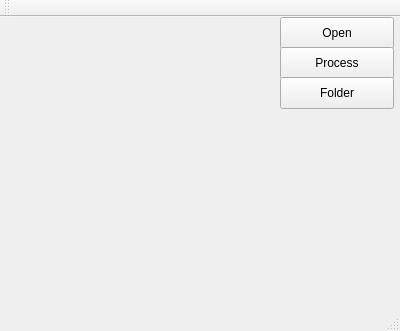
This is mainwindow.ui in polor1010/tw-campaign-finance-recogntion as Qt 5 draws it before an edit. The edited form follows.
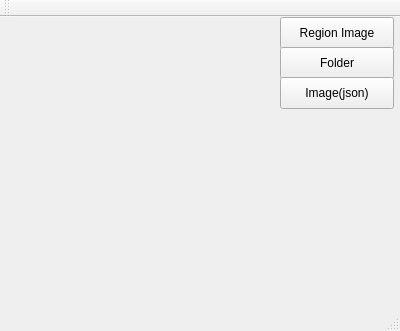
This is the edited form.

Commit message: 1. 新增數字辨識功能, "database 資料夾" 必須要和執行檔在同一路徑 2. 新增 command mode , 也可啟動 gui mode 方便 debug 3. 辨識結果會以 json file 輸出 4. input parameters :  imagePath  jsonPath  outJsonPath

```diff
--- a/mainwindow.ui
+++ b/mainwindow.ui
@@ -24,27 +24,14 @@
      </rect>
     </property>
     <property name="text">
-     <string>Open</string>
-    </property>
-   </widget>
-   <widget class="QPushButton" name="pushButton_Process">
-    <property name="geometry">
-     <rect>
-      <x>280</x>
-      <y>30</y>
-      <width>114</width>
-      <height>32</height>
-     </rect>
-    </property>
-    <property name="text">
-     <string>Process</string>
+     <string>Region Image</string>
     </property>
    </widget>
    <widget class="QPushButton" name="pushButton_Folder">
     <property name="geometry">
      <rect>
       <x>280</x>
-      <y>60</y>
+      <y>30</y>
       <width>114</width>
       <height>32</height>
      </rect>
@@ -53,6 +40,19 @@
      <string>Folder</string>
     </property>
    </widget>
+   <widget class="QPushButton" name="pushButton_Json">
+    <property name="geometry">
+     <rect>
+      <x>280</x>
+      <y>60</y>
+      <width>114</width>
+      <height>32</height>
+     </rect>
+    </property>
+    <property name="text">
+     <string>Image(json)</string>
+    </property>
+   </widget>
   </widget>
   <widget class="QMenuBar" name="menuBar">
    <property name="geometry">
```
Left out of the diff: 38 changed lines with no effect on the pictures. The commit also changes 18 other files.
